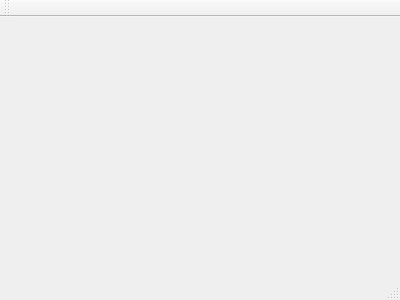
Before: the Qt Designer form student/11/timer/mainwindow.ui in mooncvke/Ohjelmointi2, drawn with Qt 5.
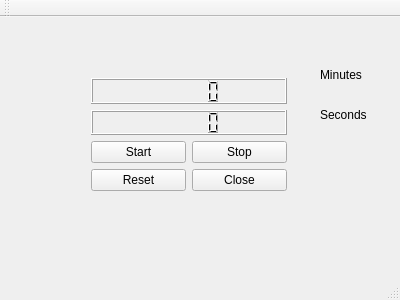
After: the same form once the commit is applied.

```diff
--- a/student/11/timer/mainwindow.ui
+++ b/student/11/timer/mainwindow.ui
@@ -12,13 +12,105 @@
   <property name="windowTitle" >
    <string>MainWindow</string>
   </property>
-  <widget class="QMenuBar" name="menuBar" />
-  <widget class="QToolBar" name="mainToolBar" />
-  <widget class="QWidget" name="centralWidget" />
-  <widget class="QStatusBar" name="statusBar" />
+  <widget class="QWidget" name="centralWidget">
+   <widget class="QWidget" name="verticalLayoutWidget">
+    <property name="geometry">
+     <rect>
+      <x>80</x>
+      <y>50</y>
+      <width>218</width>
+      <height>135</height>
+     </rect>
+    </property>
+    <layout class="QVBoxLayout" name="verticalLayout">
+     <item>
+      <widget class="QLCDNumber" name="lcdNumberMin"/>
+     </item>
+     <item>
+      <widget class="QLCDNumber" name="lcdNumberSec"/>
+     </item>
+     <item>
+      <layout class="QGridLayout" name="gridLayout_3">
+       <item row="4" column="1">
+        <widget class="QPushButton" name="closeButton">
+         <property name="text">
+          <string>Close</string>
+         </property>
+        </widget>
+       </item>
+       <item row="3" column="0">
+        <widget class="QPushButton" name="startButton">
+         <property name="text">
+          <string>Start</string>
+         </property>
+        </widget>
+       </item>
+       <item row="3" column="1">
+        <widget class="QPushButton" name="stopButton">
+         <property name="text">
+          <string>Stop</string>
+         </property>
+        </widget>
+       </item>
+       <item row="4" column="0">
+        <widget class="QPushButton" name="resetButton">
+         <property name="text">
+          <string>Reset</string>
+         </property>
+        </widget>
+       </item>
+      </layout>
+     </item>
+    </layout>
+   </widget>
+   <widget class="QLabel" name="label">
+    <property name="geometry">
+     <rect>
+      <x>320</x>
+      <y>50</y>
+      <width>58</width>
+      <height>16</height>
+     </rect>
+    </property>
+    <property name="text">
+     <string>Minutes</string>
+    </property>
+   </widget>
+   <widget class="QLabel" name="label_2">
+    <property name="geometry">
+     <rect>
+      <x>320</x>
+      <y>90</y>
+      <width>58</width>
+      <height>16</height>
+     </rect>
+    </property>
+    <property name="text">
+     <string>Seconds</string>
+    </property>
+   </widget>
+  </widget>
+  <widget class="QMenuBar" name="menuBar">
+   <property name="geometry">
+    <rect>
+     <x>0</x>
+     <y>0</y>
+     <width>400</width>
+     <height>24</height>
+    </rect>
+   </property>
+  </widget>
+  <widget class="QToolBar" name="mainToolBar">
+   <attribute name="toolBarArea">
+    <enum>TopToolBarArea</enum>
+   </attribute>
+   <attribute name="toolBarBreak">
+    <bool>false</bool>
+   </attribute>
+  </widget>
+  <widget class="QStatusBar" name="statusBar"/>
  </widget>
- <layoutDefault spacing="6" margin="11" />
- <pixmapfunction></pixmapfunction>
+ <layoutdefault spacing="6" margin="11"/>
  <resources/>
  <connections/>
 </ui>
```
Left out of the diff: 7 changed lines with no effect on the pictures.
